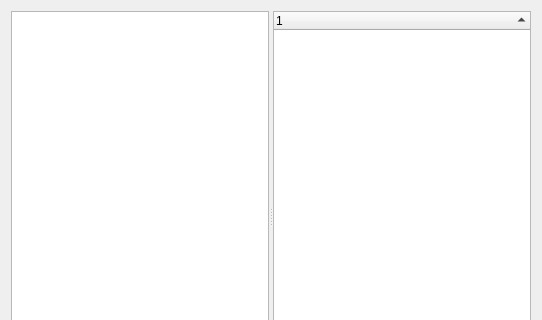
maciekgajewski/rufusdc, file kgui/hubwidget.ui: the form before one commit; both pictures show x 0 to 542 and y 0 to 320 of the 542 by 459 pixel window.
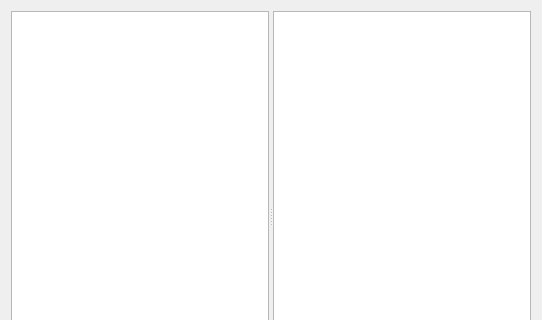
The form after the commit. Custom widgets are drawn as their Qt base class.

What changed in the file:
```diff
--- a/kgui/hubwidget.ui
+++ b/kgui/hubwidget.ui
@@ -26,30 +26,13 @@
        </font>
       </property>
      </widget>
-     <widget class="QTreeWidget" name="pUsers">
-      <property name="contextMenuPolicy">
+     <widget class="QTreeView" name="pUsers" >
+      <property name="contextMenuPolicy" >
        <enum>Qt::CustomContextMenu</enum>
       </property>
-      <property name="alternatingRowColors">
-       <bool>true</bool>
-      </property>
-      <property name="rootIsDecorated">
+      <property name="rootIsDecorated" >
        <bool>false</bool>
       </property>
-      <property name="sortingEnabled">
-       <bool>true</bool>
-      </property>
-      <property name="allColumnsShowFocus">
-       <bool>true</bool>
-      </property>
-      <attribute name="headerShowSortIndicator" stdset="0">
-       <bool>true</bool>
-      </attribute>
-      <column>
-       <property name="text">
-        <string notr="true">1</string>
-       </property>
-      </column>
      </widget>
     </widget>
    </item>
```
Left out of the diff: 21 changed lines with no effect on the pictures.
